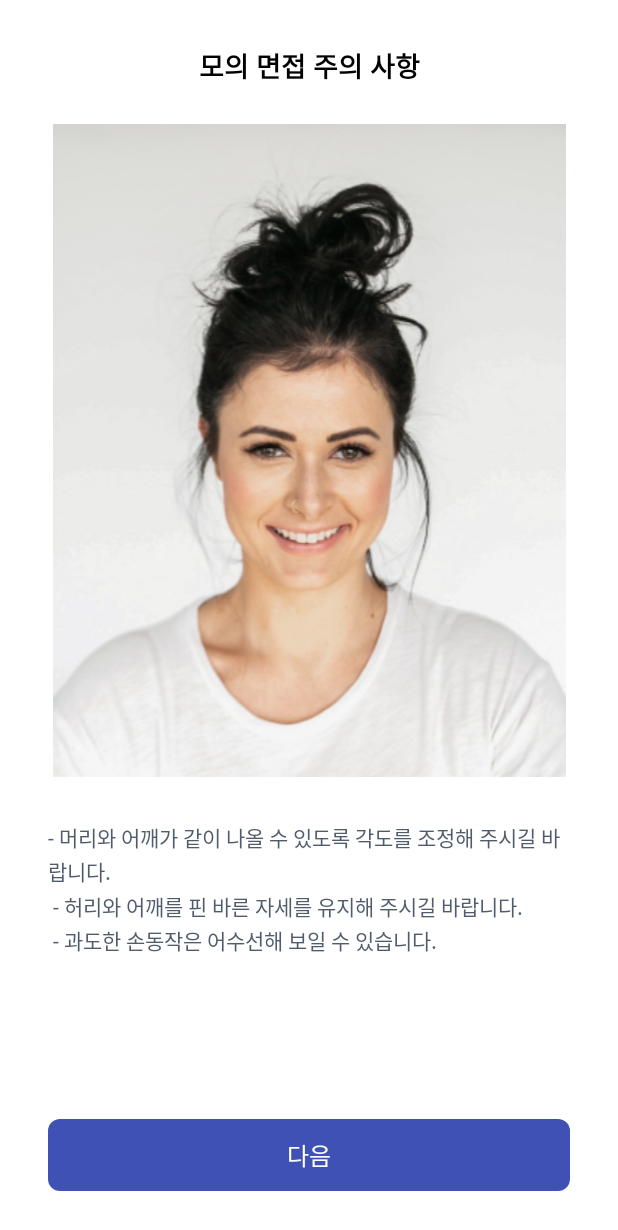
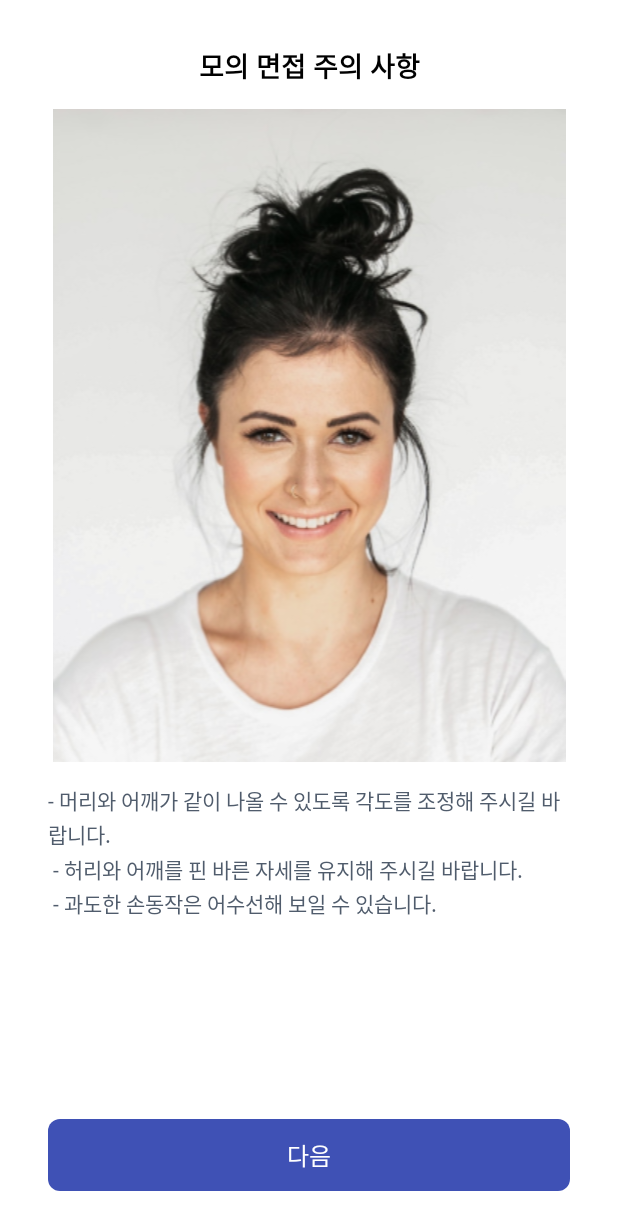
Before and after one commit to Interviewmate/Interviewmate-Android, an Android app: the screen it shows after launch (MainActivity), on a phone screen of 412 x 824 dp. Shown: the top 1230 px of the screen. Run offline under Robolectric (Android 15) with nearby library versions, the phone set to English and light mode, and no system bars; our stand-ins replace Dagger/Hilt's generated code, navigation-ui.

Commit message:
refactor : dataBinding으로 timer 구현

```diff
--- a/presentation/src/main/java/com/example/presentation/ui/interview/RecordViewModel.kt
+++ b/presentation/src/main/java/com/example/presentation/ui/interview/RecordViewModel.kt
@@ -63,6 +63,7 @@ class RecordViewModel @Inject constructor() : ViewModel() {
             if (time == TIME_OVER) {
                 viewModelScope.launch {
                     reset()
+                    changeLayout()
                 }
             }
         }
@@ -73,7 +74,6 @@ class RecordViewModel @Inject constructor() : ViewModel() {
     suspend fun reset() {
         timerTask.cancel()
         time = INIT_TIMER_TIME
-        changeLayout()
         startTimer()
     }
 
--- a/presentation/src/main/res/layout/fragment_notice.xml
+++ b/presentation/src/main/res/layout/fragment_notice.xml
@@ -49,11 +49,12 @@
         android:id="@+id/iv_interview_example"
         android:layout_width="0dp"
         android:layout_height="wrap_content"
+        android:layout_marginTop="15dp"
         android:src="@drawable/interview_woman"
-        android:layout_marginTop="25dp"
+        app:layout_constraintEnd_toEndOf="@id/guideline_end"
+        app:layout_constraintHorizontal_bias="0.0"
         app:layout_constraintStart_toStartOf="@id/guideline_start"
-        app:layout_constraintEnd_toEndOf="@id/guideline_end"
-        app:layout_constraintTop_toBottomOf="@id/tv_header"/>
+        app:layout_constraintTop_toBottomOf="@id/tv_header" />
 
     <TextView
         android:layout_width="0dp"
@@ -61,7 +62,7 @@
         android:gravity="start"
         style="@style/small_text.gray"
         android:text="@string/interview_notice_description"
-        android:layout_marginTop="30dp"
+        android:layout_marginTop="15dp"
         android:lineSpacingExtra="2dp"
         app:layout_constraintStart_toStartOf="@id/guideline_start"
         app:layout_constraintEnd_toEndOf="@id/guideline_end"
--- a/presentation/src/main/res/layout/fragment_record.xml
+++ b/presentation/src/main/res/layout/fragment_record.xml
@@ -108,6 +108,7 @@
                 style="@style/timer_text.big"
                 android:layout_width="wrap_content"
                 android:layout_height="wrap_content"
+                android:text="@{recordViewModel.recording}"
                 app:layout_constraintBottom_toBottomOf="parent"
                 app:layout_constraintEnd_toEndOf="parent"
                 app:layout_constraintStart_toStartOf="parent"
@@ -121,7 +122,7 @@
             android:layout_height="80dp"
             android:layout_marginTop="25dp"
             android:background="@drawable/shape_timer"
-            android:visibility="@{recordViewModel.isTimerVisible() ? View.GONE : View.VISIBLE}"
+            android:visibility="@{recordViewModel.isTimerVisible() ? View.VISIBLE : View.GONE}"
             app:layout_constraintEnd_toEndOf="@id/guideline_end"
             app:layout_constraintStart_toStartOf="@id/guideline_start"
             app:layout_constraintTop_toBottomOf="@id/surface_view">
```
Also changed, not shown: presentation/src/main/java/com/example/presentation/ui/interview/RecordFragment.kt (+7 -22 lines).
